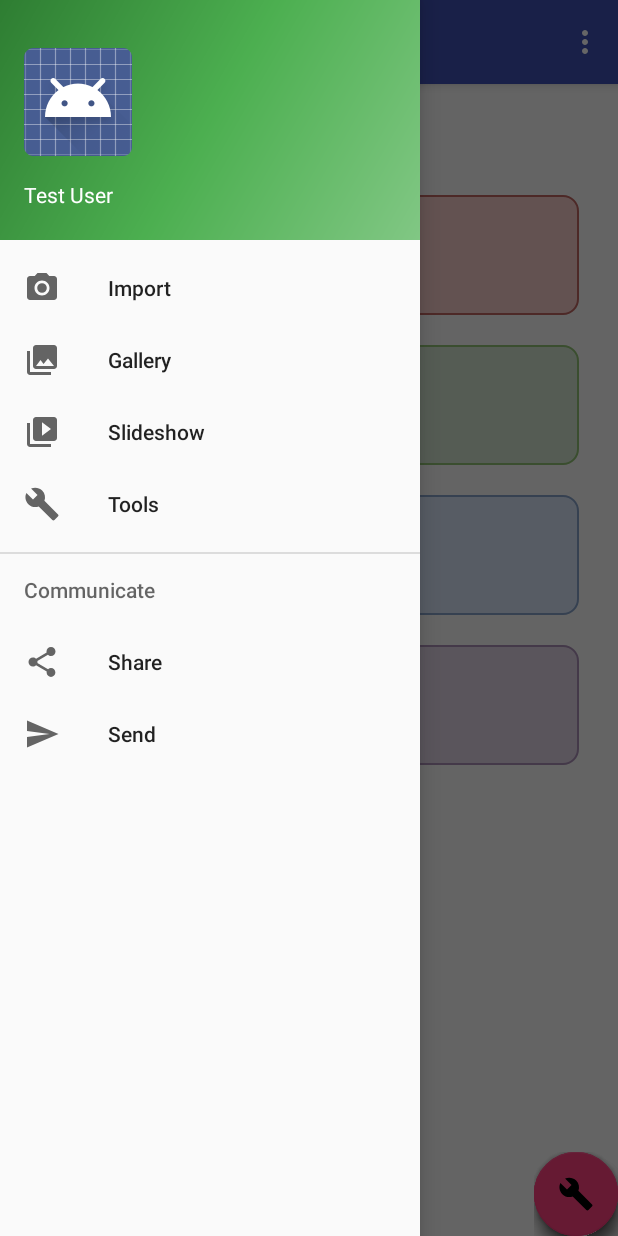
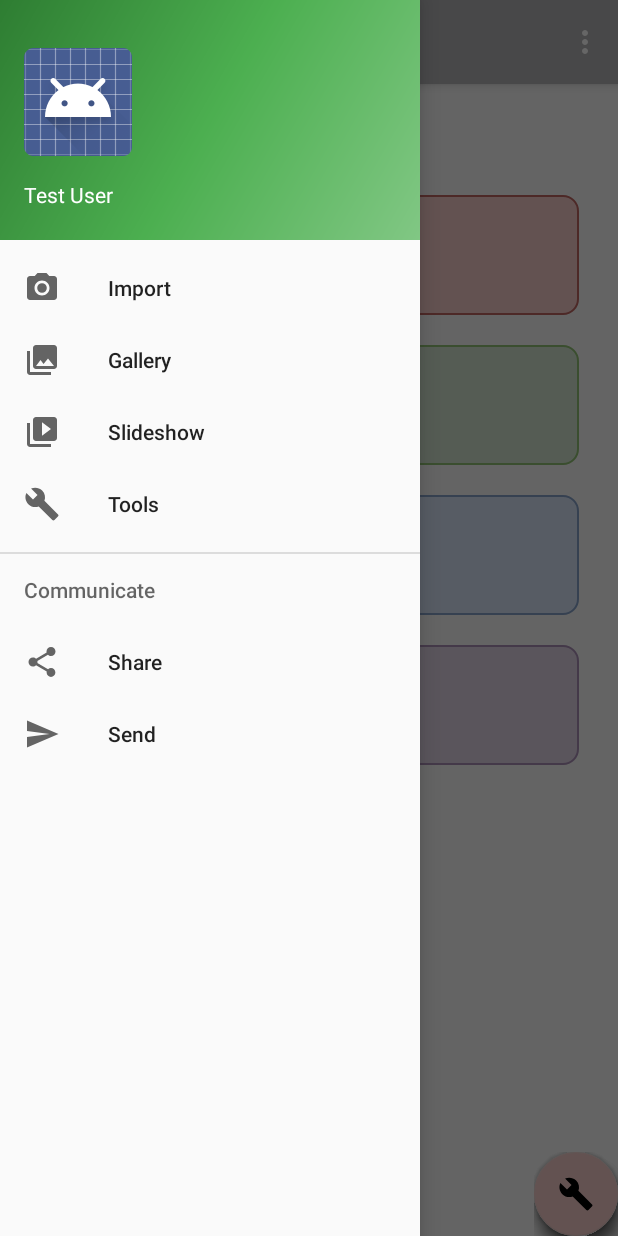
Before and after one commit to Zontzor/gc.android-app, an Android app: the screen it shows after launch (MainActivity), with the side drawer open, on a phone screen of 412 x 824 dp. Run offline under Robolectric (Android 15) with nearby library versions, the light colour scheme and no system bars; libraries missing offline, so code that uses them is left out: com.sa90.materialarcmenu; plain views replace ArcMenu; 2 statements that could not run were skipped.

Commit message:
Update icons colour, add bg reading activity base code

```diff
--- /dev/null
+++ b/app/src/main/java/com/example/alex/glucosecoach/main/AddBGReadingActivity.java
@@ -0,0 +1,14 @@
+package com.example.alex.glucosecoach.main;
+
+import android.app.Activity;
+import android.os.Bundle;
+
+/**
+ * Created by alex on 1/22/17.
+ */
+
+public class AddBGReadingActivity extends Activity {
+    protected void onCreate(Bundle savedInstanceState) {
+        super.onCreate(savedInstanceState);
+    }
+}
--- a/app/src/main/java/com/example/alex/glucosecoach/main/MainActivity.java
+++ b/app/src/main/java/com/example/alex/glucosecoach/main/MainActivity.java
@@ -1,9 +1,11 @@
 package com.example.alex.glucosecoach.main;
 
 import android.content.Context;
+import android.content.Intent;
 import android.net.ConnectivityManager;
 import android.net.NetworkInfo;
 import android.os.Bundle;
+import android.support.design.widget.FloatingActionButton;
 import android.view.View;
 import android.support.design.widget.NavigationView;
 import android.support.v4.view.GravityCompat;
@@ -13,7 +15,6 @@
 import android.support.v7.widget.Toolbar;
 import android.view.Menu;
 import android.view.MenuItem;
-import android.view.WindowManager;
 import android.widget.Button;
 import android.widget.Toast;
 
@@ -29,6 +30,7 @@
 
     private Button connectButton;
     private ArcMenu floatingActionMenu;
+    private FloatingActionButton bgFabMenuItem, insFabMenuItem, carbsFabMenuItem, exerFabMenuItem;
 
     @Override
     protected void onCreate(Bundle savedInstanceState) {
@@ -36,8 +38,6 @@
         setContentView(R.layout.activity_main);
         Toolbar toolbar = (Toolbar) findViewById(R.id.toolbar);
         setSupportActionBar(toolbar);
-
-        checkConnection();
 
         DrawerLayout drawer = (DrawerLayout) findViewById(R.id.drawer_layout);
         ActionBarDrawerToggle toggle = new ActionBarDrawerToggle(
@@ -48,19 +48,17 @@
         NavigationView navigationView = (NavigationView) findViewById(R.id.nav_view);
         navigationView.setNavigationItemSelectedListener(this);
 
+        connectButton = (Button) findViewById(R.id.btn_connect);
+        setupConnListener();
+
         floatingActionMenu = (ArcMenu) findViewById(arcMenu);
-        floatingActionMenu.setStateChangeListener(new StateChangeListener() {
-            @Override
-            public void onMenuOpened() {
-                Toast.makeText(getApplicationContext(), "Menu Opened", Toast.LENGTH_LONG).show();
+        setupFabListener();
 
-            }
-
-            @Override
-            public void onMenuClosed() {
-                Toast.makeText(getApplicationContext(), "Menu Closed", Toast.LENGTH_LONG).show();
-            }
-        });
+        bgFabMenuItem = (FloatingActionButton) findViewById(R.id.fab_menu_item1_bg);
+        insFabMenuItem = (FloatingActionButton) findViewById(R.id.fab_menu_item2_insulin);
+        carbsFabMenuItem = (FloatingActionButton) findViewById(R.id.fab_menu_item3_carbs);
+        exerFabMenuItem = (FloatingActionButton) findViewById(R.id.fab_menu_item4_exercise);
+        setupFabMenuItemsListeners();
     }
 
     @Override
@@ -120,9 +118,7 @@
         return true;
     }
 
-    public void checkConnection() {
-        connectButton = (Button) findViewById(R.id.btn_connect);
-
+    public void setupConnListener() {
         connectButton.setOnClickListener(new View.OnClickListener() {
             public void onClick(View v) {
                 // Gets the URL from the UI's text field.
@@ -141,4 +137,49 @@
             }
         });
     }
+
+    public void setupFabListener() {
+        floatingActionMenu.setStateChangeListener(new StateChangeListener() {
+            @Override
+            public void onMenuOpened() {
+                Toast.makeText(getApplicationContext(), "Menu Opened", Toast.LENGTH_SHORT).show();
+            }
+
+            @Override
+            public void onMenuClosed() {
+                Toast.makeText(getApplicationContext(), "Menu Closed", Toast.LENGTH_SHORT).show();
+            }
+        });
+    }
+
+    public void setupFabMenuItemsListeners() {
+        bgFabMenuItem.setOnClickListener(new View.OnClickListener() {
+            @Override
+            public void onClick(View view) {
+                Intent addBGReadingActivity = new Intent(MainActivity.this, AddBGReadingActivity.class);
+                startActivity(addBGReadingActivity);
+            }
+        });
+
+        insFabMenuItem.setOnClickListener(new View.OnClickListener() {
+            @Override
+            public void onClick(View view) {
+
+            }
+        });
+
+        carbsFabMenuItem.setOnClickListener(new View.OnClickListener() {
+            @Override
+            public void onClick(View view) {
+
+            }
+        });
+
+        exerFabMenuItem.setOnClickListener(new View.OnClickListener() {
+            @Override
+            public void onClick(View view) {
+
+            }
+        });
+    }
 }
--- /dev/null
+++ b/app/src/main/res/layout/activity_add_bg_reading.xml
@@ -0,0 +1,8 @@
+<?xml version="1.0" encoding="utf-8"?>
+<LinearLayout xmlns:android="http://schemas.android.com/apk/res/android"
+    android:orientation="vertical" android:layout_width="match_parent"
+    android:layout_height="match_parent">
+
+
+
+</LinearLayout>
--- a/app/src/main/res/layout/app_bar_main.xml
+++ b/app/src/main/res/layout/app_bar_main.xml
@@ -34,28 +34,32 @@
         app:menu_color="@color/darkGreen" >
 
         <android.support.design.widget.FloatingActionButton
-            android:id="@+id/fab_menu_item1_bg"
+            android:id="@+id/fab_menu_item4_exercise"
             android:layout_width="wrap_content"
             android:src="@drawable/ic_menu_manage"
-            android:layout_height="wrap_content" />
+            android:layout_height="wrap_content"
+            app:backgroundTint="@color/softPurple" />
+
+        <android.support.design.widget.FloatingActionButton
+            android:id="@+id/fab_menu_item3_carbs"
+            android:layout_width="wrap_content"
+            android:src="@drawable/ic_menu_manage"
+            android:layout_height="wrap_content"
+            app:backgroundTint="@color/softBlue" />
 
         <android.support.design.widget.FloatingActionButton
             android:id="@+id/fab_menu_item2_insulin"
             android:layout_width="wrap_content"
             android:src="@drawable/ic_menu_manage"
-            android:layout_height="wrap_content" />
+            android:layout_height="wrap_content"
+            app:backgroundTint="@color/softGreen" />
 
         <android.support.design.widget.FloatingActionButton
-            android:id="@+id/fab_menu_item3_carbs"
+            android:id="@+id/fab_menu_item1_bg"
             android:layout_width="wrap_content"
             android:src="@drawable/ic_menu_manage"
-            android:layout_height="wrap_content" />
-
-        <android.support.design.widget.FloatingActionButton
-            android:id="@+id/fab_menu_item4_exercise"
-            android:layout_width="wrap_content"
-            android:src="@drawable/ic_menu_manage"
-            android:layout_height="wrap_content" />
+            android:layout_height="wrap_content"
+            app:backgroundTint="@color/softRed" />
 
     </com.sa90.materialarcmenu.ArcMenu>
 
--- a/app/src/main/res/values/colors.xml
+++ b/app/src/main/res/values/colors.xml
@@ -1,7 +1,7 @@
 <?xml version="1.0" encoding="utf-8"?>
 <resources>
-    <color name="colorPrimary">#3F51B5</color>
-    <color name="colorPrimaryDark">#303F9F</color>
+    <color name="colorPrimary">#b5b5b7</color>
+    <color name="colorPrimaryDark">#b1b1b3</color>
     <color name="colorAccent">#FF4081</color>
 
     <color name="darkGreen">#23a350</color>
```
